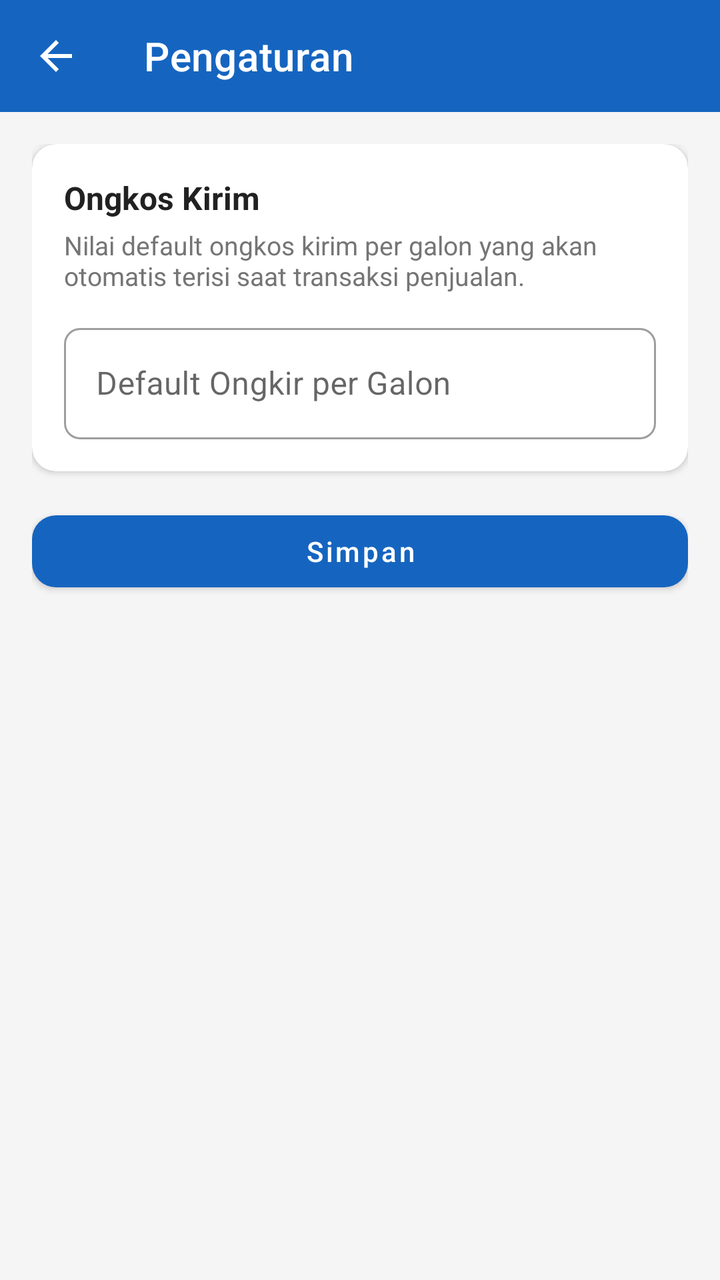
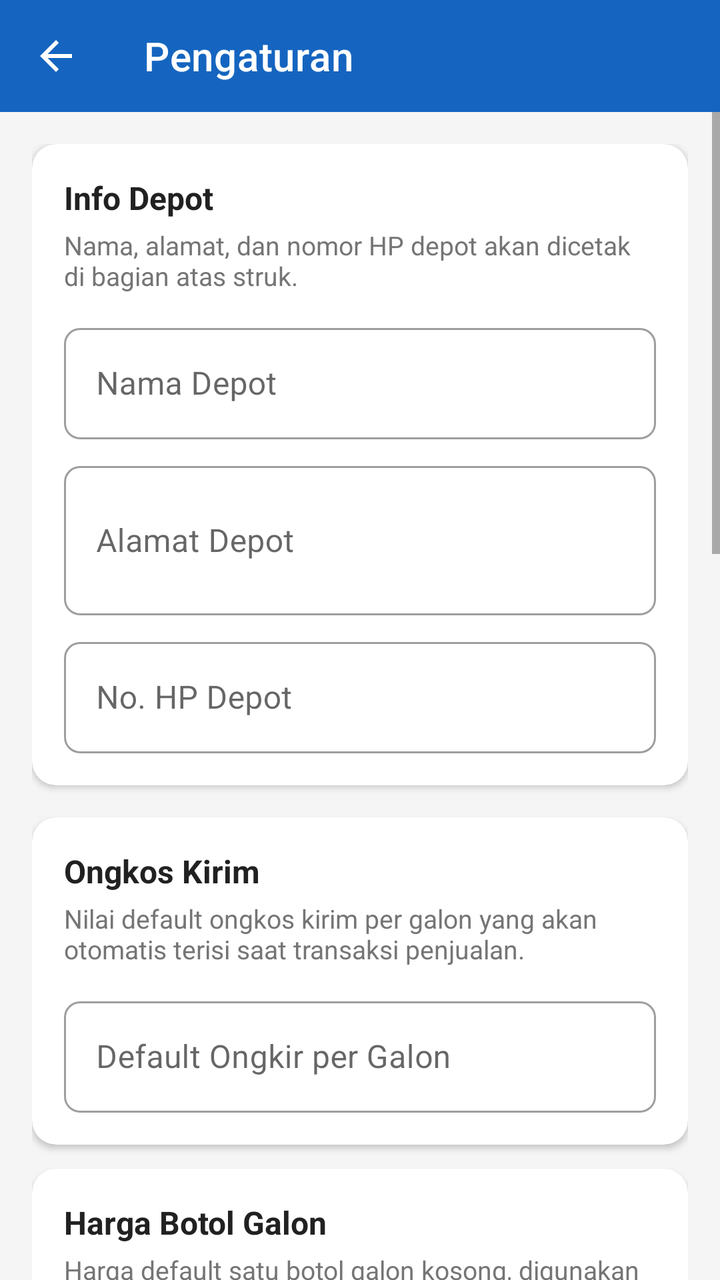

Before-and-after screenshots of an Android layout around one commit, followed by the original layout XML and the change that was made.
<!-- AndroidManifest.xml: application theme Theme.DAMIUPOS -->
<!-- res/layout/activity_settings.xml -->
<?xml version="1.0" encoding="utf-8"?>
<LinearLayout
    xmlns:android="http://schemas.android.com/apk/res/android"
    xmlns:app="http://schemas.android.com/apk/res-auto"
    android:layout_width="match_parent"
    android:layout_height="match_parent"
    android:orientation="vertical"
    android:background="@color/grey_light">

    <com.google.android.material.appbar.AppBarLayout
        android:layout_width="match_parent"
        android:layout_height="wrap_content">

        <androidx.appcompat.widget.Toolbar
            android:id="@+id/toolbar"
            android:layout_width="match_parent"
            android:layout_height="?attr/actionBarSize"
            android:background="@color/primary"
            android:titleTextColor="@color/white"
            app:navigationIcon="@drawable/ic_arrow_back"
            app:title="Pengaturan" />
    </com.google.android.material.appbar.AppBarLayout>

    <ScrollView
        android:layout_width="match_parent"
        android:layout_height="match_parent">

        <LinearLayout
            android:layout_width="match_parent"
            android:layout_height="wrap_content"
            android:orientation="vertical"
            android:padding="16dp">

            <com.google.android.material.card.MaterialCardView
                android:layout_width="match_parent"
                android:layout_height="wrap_content"
                app:cardCornerRadius="12dp"
                app:cardElevation="2dp">

                <LinearLayout
                    android:layout_width="match_parent"
                    android:layout_height="wrap_content"
                    android:orientation="vertical"
                    android:padding="16dp">

                    <TextView
                        android:layout_width="wrap_content"
                        android:layout_height="wrap_content"
                        android:text="Ongkos Kirim"
                        android:textColor="@color/text_primary"
                        android:textSize="16sp"
                        android:textStyle="bold" />

                    <TextView
                        android:layout_width="wrap_content"
                        android:layout_height="wrap_content"
                        android:layout_marginTop="4dp"
                        android:text="Nilai default ongkos kirim per galon yang akan otomatis terisi saat transaksi penjualan."
                        android:textColor="@color/text_secondary"
                        android:textSize="13sp" />

                    <com.google.android.material.textfield.TextInputLayout
                        android:layout_width="match_parent"
                        android:layout_height="wrap_content"
                        android:layout_marginTop="12dp"
                        style="@style/Widget.MaterialComponents.TextInputLayout.OutlinedBox"
                        android:hint="Default Ongkir per Galon"
                        app:prefixText="Rp "
                        app:boxCornerRadiusBottomEnd="8dp"
                        app:boxCornerRadiusBottomStart="8dp"
                        app:boxCornerRadiusTopEnd="8dp"
                        app:boxCornerRadiusTopStart="8dp">

                        <com.google.android.material.textfield.TextInputEditText
                            android:id="@+id/etDefaultOngkir"
                            android:layout_width="match_parent"
                            android:layout_height="wrap_content"
                            android:inputType="numberDecimal" />
                    </com.google.android.material.textfield.TextInputLayout>
                </LinearLayout>
            </com.google.android.material.card.MaterialCardView>

            <com.google.android.material.button.MaterialButton
                android:id="@+id/btnSimpan"
                android:layout_width="match_parent"
                android:layout_height="wrap_content"
                android:layout_marginTop="16dp"
                android:text="Simpan"
                android:textAllCaps="false"
                app:cornerRadius="12dp" />

        </LinearLayout>
    </ScrollView>
</LinearLayout>
<!-- resources referenced by this layout -->
<resources>
  <color name="grey_light">#F5F5F5</color>
  <color name="primary">#1565C0</color>
  <color name="text_primary">#212121</color>
  <color name="text_secondary">#757575</color>
  <color name="white">#FFFFFF</color>
  <!-- drawable ic_arrow_back (drawable) -->
  <?xml version="1.0" encoding="utf-8"?>
  <vector xmlns:android="http://schemas.android.com/apk/res/android"
      android:width="24dp"
      android:height="24dp"
      android:viewportWidth="24"
      android:viewportHeight="24"
      android:tint="@color/white">
      <path
          android:fillColor="#FFFFFF"
          android:pathData="M20,11H7.83l5.59,-5.59L12,4l-8,8 8,8 1.41,-1.41L7.83,13H20v-2z" />
  </vector>
  <style name="Theme.DAMIUPOS" parent="Theme.MaterialComponents.Light.NoActionBar">
          <item name="colorPrimary">@color/primary</item>
          <item name="colorPrimaryDark">@color/primary_dark</item>
          <item name="colorAccent">@color/accent</item>
          <item name="android:statusBarColor">@color/primary_dark</item>
          
          <item name="toolbarStyle">@style/DAMIUToolbar</item>
          <item name="titleTextColor">@color/white</item>
          <item name="actionMenuTextColor">@color/white</item>
      </style>
  <color name="primary_dark">#0D47A1</color>
  <color name="accent">#FF6F00</color>
  <style name="DAMIUToolbar" parent="Widget.MaterialComponents.Toolbar">
          <item name="titleTextColor">@color/white</item>
          <item name="subtitleTextColor">@color/white</item>
          <item name="android:background">@color/primary</item>
      </style>
</resources>

<!-- the commit's change to res/layout/activity_settings.xml (unified diff, before → after) -->
@@ -46,6 +46,92 @@
                     <TextView
                         android:layout_width="wrap_content"
                         android:layout_height="wrap_content"
+                        android:text="Info Depot"
+                        android:textColor="@color/text_primary"
+                        android:textSize="16sp"
+                        android:textStyle="bold" />
+
+                    <TextView
+                        android:layout_width="wrap_content"
+                        android:layout_height="wrap_content"
+                        android:layout_marginTop="4dp"
+                        android:text="Nama, alamat, dan nomor HP depot akan dicetak di bagian atas struk."
+                        android:textColor="@color/text_secondary"
+                        android:textSize="13sp" />
+
+                    <com.google.android.material.textfield.TextInputLayout
+                        android:layout_width="match_parent"
+                        android:layout_height="wrap_content"
+                        android:layout_marginTop="12dp"
+                        style="@style/Widget.MaterialComponents.TextInputLayout.OutlinedBox"
+                        android:hint="Nama Depot"
+                        app:boxCornerRadiusBottomEnd="8dp"
+                        app:boxCornerRadiusBottomStart="8dp"
+                        app:boxCornerRadiusTopEnd="8dp"
+                        app:boxCornerRadiusTopStart="8dp">
+
+                        <com.google.android.material.textfield.TextInputEditText
+                            android:id="@+id/etDepotName"
+                            android:layout_width="match_parent"
+                            android:layout_height="wrap_content"
+                            android:inputType="textCapWords" />
+                    </com.google.android.material.textfield.TextInputLayout>
+
+                    <com.google.android.material.textfield.TextInputLayout
+                        android:layout_width="match_parent"
+                        android:layout_height="wrap_content"
+                        android:layout_marginTop="8dp"
+                        style="@style/Widget.MaterialComponents.TextInputLayout.OutlinedBox"
+                        android:hint="Alamat Depot"
+                        app:boxCornerRadiusBottomEnd="8dp"
+                        app:boxCornerRadiusBottomStart="8dp"
+                        app:boxCornerRadiusTopEnd="8dp"
+                        app:boxCornerRadiusTopStart="8dp">
+
+                        <com.google.android.material.textfield.TextInputEditText
+                            android:id="@+id/etDepotAddress"
+                            android:layout_width="match_parent"
+                            android:layout_height="wrap_content"
+                            android:inputType="textMultiLine|textCapSentences"
+                            android:minLines="2" />
+                    </com.google.android.material.textfield.TextInputLayout>
+
+                    <com.google.android.material.textfield.TextInputLayout
+                        android:layout_width="match_parent"
+                        android:layout_height="wrap_content"
+                        android:layout_marginTop="8dp"
+                        style="@style/Widget.MaterialComponents.TextInputLayout.OutlinedBox"
+                        android:hint="No. HP Depot"
+                        app:boxCornerRadiusBottomEnd="8dp"
+                        app:boxCornerRadiusBottomStart="8dp"
+                        app:boxCornerRadiusTopEnd="8dp"
+                        app:boxCornerRadiusTopStart="8dp">
+
+                        <com.google.android.material.textfield.TextInputEditText
+                            android:id="@+id/etDepotPhone"
+                            android:layout_width="match_parent"
+                            android:layout_height="wrap_content"
+                            android:inputType="phone" />
+                    </com.google.android.material.textfield.TextInputLayout>
+                </LinearLayout>
+            </com.google.android.material.card.MaterialCardView>
+
+            <com.google.android.material.card.MaterialCardView
+                android:layout_width="match_parent"
+                android:layout_height="wrap_content"
+                android:layout_marginTop="16dp"
+                app:cardCornerRadius="12dp"
+                app:cardElevation="2dp">
+
+                <LinearLayout
+                    android:layout_width="match_parent"
+                    android:layout_height="wrap_content"
+                    android:orientation="vertical"
+                    android:padding="16dp">
+
+                    <TextView
+                        android:layout_width="wrap_content"
+                        android:layout_height="wrap_content"
                         android:text="Ongkos Kirim"
                         android:textColor="@color/text_primary"
                         android:textSize="16sp"
@@ -80,6 +166,246 @@
                 </LinearLayout>
             </com.google.android.material.card.MaterialCardView>
 
+            <com.google.android.material.card.MaterialCardView
+                android:layout_width="match_parent"
+                android:layout_height="wrap_content"
+                android:layout_marginTop="12dp"
+                app:cardCornerRadius="12dp"
+                app:cardElevation="2dp">
+
+                <LinearLayout
+                    android:layout_width="match_parent"
+                    android:layout_height="wrap_content"
+                    android:orientation="vertical"
+                    android:padding="16dp">
+
+                    <TextView
+                        android:layout_width="wrap_content"
+                        android:layout_height="wrap_content"
+                        android:text="Harga Botol Galon"
+                        android:textColor="@color/text_primary"
+                        android:textSize="16sp"
+                        android:textStyle="bold" />
+
+                    <TextView
+                        android:layout_width="wrap_content"
+                        android:layout_height="wrap_content"
+                        android:layout_marginTop="4dp"
+                        android:text="Harga default satu botol galon kosong, digunakan saat mengisi ganti rugi untuk galon rusak."
+                        android:textColor="@color/text_secondary"
+                        android:textSize="13sp" />
+
+                    <com.google.android.material.textfield.TextInputLayout
+                        android:layout_width="match_parent"
+                        android:layout_height="wrap_content"
+                        android:layout_marginTop="12dp"
+                        style="@style/Widget.MaterialComponents.TextInputLayout.OutlinedBox"
+                        android:hint="Harga per Botol Galon"
+                        app:prefixText="Rp "
+                        app:boxCornerRadiusBottomEnd="8dp"
+                        app:boxCornerRadiusBottomStart="8dp"
+                        app:boxCornerRadiusTopEnd="8dp"
+                        app:boxCornerRadiusTopStart="8dp">
+
+                        <com.google.android.material.textfield.TextInputEditText
+                            android:id="@+id/etHargaBotolGalon"
+                            android:layout_width="match_parent"
+                            android:layout_height="wrap_content"
+                            android:inputType="numberDecimal" />
+                    </com.google.android.material.textfield.TextInputLayout>
+                </LinearLayout>
+            </com.google.android.material.card.MaterialCardView>
+
+            <com.google.android.material.card.MaterialCardView
+                android:layout_width="match_parent"
+                android:layout_height="wrap_content"
+                android:layout_marginTop="16dp"
+                app:cardCornerRadius="12dp"
+                app:cardElevation="2dp">
+
+                <LinearLayout
+                    android:layout_width="match_parent"
+                    android:layout_height="wrap_content"
+                    android:orientation="vertical"
+                    android:padding="16dp">
+
+                    <LinearLayout
+                        android:layout_width="match_parent"
+                        android:layout_height="wrap_content"
+                        android:orientation="horizontal"
+                        android:gravity="center_vertical">
+
+                        <TextView
+                            android:layout_width="0dp"
+                            android:layout_height="wrap_content"
+                            android:layout_weight="1"
+                            android:text="Sistem Poin Pelanggan"
+                            android:textColor="@color/text_primary"
+                            android:textSize="16sp"
+                            android:textStyle="bold" />
+
+                        <com.google.android.material.switchmaterial.SwitchMaterial
+                            android:id="@+id/switchPoints"
+                            android:layout_width="wrap_content"
+                            android:layout_height="wrap_content" />
+                    </LinearLayout>
+
+                    <TextView
+                        android:layout_width="wrap_content"
+                        android:layout_height="wrap_content"
+                        android:layout_marginTop="4dp"
+                        android:text="Aktifkan untuk menambahkan poin loyalitas pada setiap transaksi penjualan."
+                        android:textColor="@color/text_secondary"
+                        android:textSize="13sp" />
+
+                    <LinearLayout
+                        android:id="@+id/pointsConfigContainer"
+                        android:layout_width="match_parent"
+                        android:layout_height="wrap_content"
+                        android:orientation="vertical">
+
+                        <com.google.android.material.textfield.TextInputLayout
+                            android:layout_width="match_parent"
+                            android:layout_height="wrap_content"
+                            android:layout_marginTop="12dp"
+                            style="@style/Widget.MaterialComponents.TextInputLayout.OutlinedBox"
+                            android:hint="Nilai Transaksi per 1 Poin"
+                            app:prefixText="Rp "
+                            app:helperText="Contoh: 10000 = setiap Rp 10.000 belanja dapat 1 poin"
+                            app:boxCornerRadiusBottomEnd="8dp"
+                            app:boxCornerRadiusBottomStart="8dp"
+                            app:boxCornerRadiusTopEnd="8dp"
+                            app:boxCornerRadiusTopStart="8dp">
+
+                            <com.google.android.material.textfield.TextInputEditText
+                                android:id="@+id/etPointsPerAmount"
+                                android:layout_width="match_parent"
+                                android:layout_height="wrap_content"
+                                android:inputType="numberDecimal" />
+                        </com.google.android.material.textfield.TextInputLayout>
+
+                        <com.google.android.material.textfield.TextInputLayout
+                            android:layout_width="match_parent"
+                            android:layout_height="wrap_content"
+                            android:layout_marginTop="12dp"
+                            style="@style/Widget.MaterialComponents.TextInputLayout.OutlinedBox"
+                            android:hint="Poin untuk Hadiah"
+                            app:helperText="Jumlah poin yang harus dikumpulkan untuk mendapat hadiah"
+                            app:boxCornerRadiusBottomEnd="8dp"
+                            app:boxCornerRadiusBottomStart="8dp"
+                            app:boxCornerRadiusTopEnd="8dp"
+                            app:boxCornerRadiusTopStart="8dp">
+
+                            <com.google.android.material.textfield.TextInputEditText
+                                android:id="@+id/etPointsReward"
+                                android:layout_width="match_parent"
+                                android:layout_height="wrap_content"
+                                android:inputType="number" />
+                        </com.google.android.material.textfield.TextInputLayout>
+                    </LinearLayout>
+                </LinearLayout>
+            </com.google.android.material.card.MaterialCardView>
+
+            <com.google.android.material.card.MaterialCardView
+                android:layout_width="match_parent"
+                android:layout_height="wrap_content"
+                android:layout_marginTop="16dp"
+                app:cardCornerRadius="12dp"
+                app:cardElevation="2dp">
+
+                <LinearLayout
+                    android:layout_width="match_parent"
+                    android:layout_height="wrap_content"
+                    android:orientation="vertical"
+                    android:padding="16dp">
+
+                    <TextView
+                        android:layout_width="wrap_content"
+                        android:layout_height="wrap_content"
+                        android:text="Peringatan Follow Up Pelanggan"
+                        android:textColor="@color/text_primary"
+                        android:textSize="16sp"
+                        android:textStyle="bold" />
+
+                    <TextView
+                        android:layout_width="wrap_content"
+                        android:layout_height="wrap_content"
+                        android:layout_marginTop="4dp"
+                        android:text="Menu Follow Up akan berkedip jika ada pelanggan yang sudah melebihi jumlah hari ini sejak pembelian terakhir."
+                        android:textColor="@color/text_secondary"
+                        android:textSize="13sp" />
+
+                    <com.google.android.material.textfield.TextInputLayout
+                        android:layout_width="match_parent"
+                        android:layout_height="wrap_content"
+                        android:layout_marginTop="12dp"
+                        style="@style/Widget.MaterialComponents.TextInputLayout.OutlinedBox"
+                        android:hint="Jumlah Hari"
+                        app:suffixText="hari"
+                        app:boxCornerRadiusBottomEnd="8dp"
+                        app:boxCornerRadiusBottomStart="8dp"
+                        app:boxCornerRadiusTopEnd="8dp"
+                        app:boxCornerRadiusTopStart="8dp">
+
+                        <com.google.android.material.textfield.TextInputEditText
+                            android:id="@+id/etFollowupDays"
+                            android:layout_width="match_parent"
+                            android:layout_height="wrap_content"
+                            android:inputType="number" />
+                    </com.google.android.material.textfield.TextInputLayout>
+                </LinearLayout>
+            </com.google.android.material.card.MaterialCardView>
+
+            <com.google.android.material.card.MaterialCardView
+                android:layout_width="match_parent"
+                android:layout_height="wrap_content"
+                android:layout_marginTop="16dp"
+                app:cardCornerRadius="12dp"
+                app:cardElevation="2dp">
+
+                <LinearLayout
+                    android:layout_width="match_parent"
+                    android:layout_height="wrap_content"
+                    android:orientation="vertical"
+                    android:padding="16dp">
+
+                    <TextView
+                        android:layout_width="wrap_content"
+                        android:layout_height="wrap_content"
+                        android:text="Peringatan Stok Galon"
+                        android:textColor="@color/text_primary"
+                        android:textSize="16sp"
+                        android:textStyle="bold" />
+
+                    <TextView
+                        android:layout_width="wrap_content"
+                        android:layout_height="wrap_content"
+                        android:layout_marginTop="4dp"
+                        android:text="Menu Stok Galon akan berkedip jika galon tersedia kurang atau sama dengan nilai ini."
+                        android:textColor="@color/text_secondary"
+                        android:textSize="13sp" />
+
+                    <com.google.android.material.textfield.TextInputLayout
+                        android:layout_width="match_parent"
+                        android:layout_height="wrap_content"
+                        android:layout_marginTop="12dp"
+                        style="@style/Widget.MaterialComponents.TextInputLayout.OutlinedBox"
+                        android:hint="Batas Minimum"
+                        app:suffixText="galon"
+                        app:boxCornerRadiusBottomEnd="8dp"
+                        app:boxCornerRadiusBottomStart="8dp"
+                        app:boxCornerRadiusTopEnd="8dp"
+                        app:boxCornerRadiusTopStart="8dp">
+
+                        <com.google.android.material.textfield.TextInputEditText
+                            android:id="@+id/etStockAlert"
+                            android:layout_width="match_parent"
+                            android:layout_height="wrap_content"
+                            android:inputType="number" />
+                    </com.google.android.material.textfield.TextInputLayout>
+                </LinearLayout>
+            </com.google.android.material.card.MaterialCardView>
+
             <com.google.android.material.button.MaterialButton
                 android:id="@+id/btnSimpan"
                 android:layout_width="match_parent"
@@ -89,6 +415,40 @@
                 android:textAllCaps="false"
                 app:cornerRadius="12dp" />
 
+            <com.google.android.material.button.MaterialButton
+                android:id="@+id/btnGenerateDemo"
+                style="@style/Widget.MaterialComponents.Button.OutlinedButton"
+                android:layout_width="match_parent"
+                android:layout_height="wrap_content"
+                android:layout_marginTop="12dp"
+                android:text="Generate Data Demo (Follow Up)"
+                android:textAllCaps="false"
+                android:visibility="gone"
+                app:cornerRadius="12dp"
+                app:icon="@android:drawable/ic_menu_add" />
+
+            <com.google.android.material.button.MaterialButton
+                android:id="@+id/btnClearDemo"
+                style="@style/Widget.MaterialComponents.Button.TextButton"
+                android:layout_width="match_parent"
+                android:layout_height="wrap_content"
+                android:layout_marginTop="4dp"
+                android:text="Hapus Data Demo"
+                android:textAllCaps="false"
+                android:textColor="@color/red"
+                android:visibility="gone" />
+
+            <TextView
+                android:layout_width="match_parent"
+                android:layout_height="wrap_content"
+                android:layout_marginTop="24dp"
+                android:layout_marginBottom="8dp"
+                android:gravity="center"
+                android:text="© Depot Air Minum FREZ"
+                android:textColor="@color/text_secondary"
+                android:textSize="12sp"
+                android:textStyle="bold" />
+
         </LinearLayout>
     </ScrollView>
 </LinearLayout>
<!-- resource entries referenced after the edit -->
@@ -2,6 +2,7 @@
 <resources>
   <color name="grey_light">#F5F5F5</color>
   <color name="primary">#1565C0</color>
+  <color name="red">#C62828</color>
   <color name="text_primary">#212121</color>
   <color name="text_secondary">#757575</color>
   <color name="white">#FFFFFF</color>
